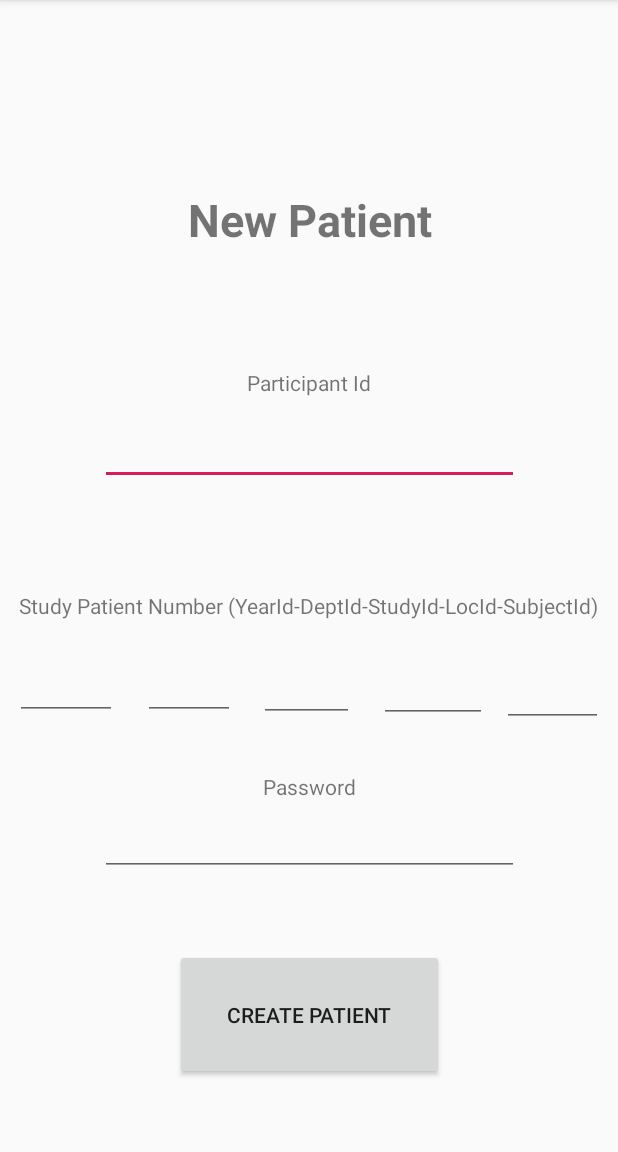
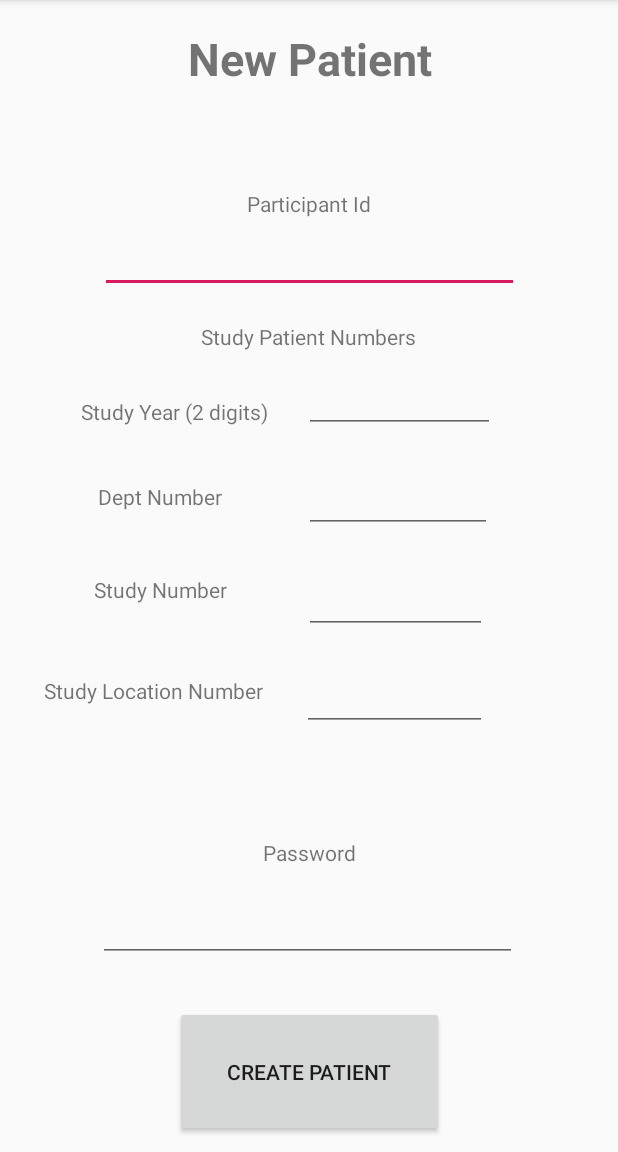
Before and after one commit to johnlrogers/eyeCup, an Android app: the AdminActivity screen opened directly, with no data from a screen before it, on a phone screen of 412 x 824 dp, the part 84-1236 px from its top. Run offline under Robolectric (Android 15) with nearby library versions, the phone set to English and light mode, and no system bars; 8 statements that could not run were skipped.

Commit message:
Rearranged and modified the "admin" activity

```diff
--- a/app/src/main/res/layout/activity_admin.xml
+++ b/app/src/main/res/layout/activity_admin.xml
@@ -1,9 +1,10 @@
 <?xml version="1.0" encoding="utf-8"?>
 <androidx.constraintlayout.widget.ConstraintLayout xmlns:android="http://schemas.android.com/apk/res/android"
     xmlns:app="http://schemas.android.com/apk/res-auto"
-    android:orientation="vertical"
+    xmlns:tools="http://schemas.android.com/tools"
     android:layout_width="match_parent"
-    android:layout_height="match_parent">
+    android:layout_height="match_parent"
+    android:orientation="vertical">
 
     <EditText
         android:id="@+id/tbxPatNumber"
@@ -16,21 +17,21 @@
         app:layout_constraintEnd_toEndOf="parent"
         app:layout_constraintStart_toStartOf="parent"
         app:layout_constraintTop_toTopOf="parent"
-        app:layout_constraintVertical_bias="0.908" />
+        app:layout_constraintVertical_bias="0.496" />
 
     <EditText
         android:id="@+id/tbxSPNYearId"
-        android:layout_width="68dp"
-        android:layout_height="51dp"
+        android:layout_width="127dp"
+        android:layout_height="45dp"
         android:layout_marginTop="12dp"
         android:ems="10"
         android:inputType="textPersonName"
         app:layout_constraintBottom_toBottomOf="parent"
         app:layout_constraintEnd_toEndOf="parent"
-        app:layout_constraintHorizontal_bias="0.029"
+        app:layout_constraintHorizontal_bias="0.711"
         app:layout_constraintStart_toStartOf="parent"
         app:layout_constraintTop_toBottomOf="@+id/tbxPatNumber"
-        app:layout_constraintVertical_bias="0.245" />
+        app:layout_constraintVertical_bias="0.07" />
 
     <EditText
         android:id="@+id/tbxPassword"
@@ -41,9 +42,10 @@
         android:inputType="textPersonName"
         app:layout_constraintBottom_toBottomOf="parent"
         app:layout_constraintEnd_toEndOf="parent"
+        app:layout_constraintHorizontal_bias="0.492"
         app:layout_constraintStart_toStartOf="parent"
         app:layout_constraintTop_toBottomOf="@+id/tbxSPNYearId"
-        app:layout_constraintVertical_bias="0.201" />
+        app:layout_constraintVertical_bias="0.7" />
 
     <TextView
         android:id="@+id/lblPatNumber"
@@ -60,13 +62,13 @@
         android:id="@+id/lblStudyPatNumber"
         android:layout_width="wrap_content"
         android:layout_height="wrap_content"
-        android:text="Study Patient Number (YearId-DeptId-StudyId-LocId-SubjectId)"
+        android:text="Study Patient Numbers"
         app:layout_constraintBottom_toTopOf="@+id/tbxSPNYearId"
         app:layout_constraintEnd_toEndOf="parent"
         app:layout_constraintHorizontal_bias="0.498"
         app:layout_constraintStart_toStartOf="parent"
         app:layout_constraintTop_toBottomOf="@+id/tbxPatNumber"
-        app:layout_constraintVertical_bias="0.818" />
+        app:layout_constraintVertical_bias="0.678" />
 
     <TextView
         android:id="@+id/lblPassword"
@@ -77,7 +79,7 @@
         app:layout_constraintEnd_toEndOf="parent"
         app:layout_constraintStart_toStartOf="parent"
         app:layout_constraintTop_toBottomOf="@+id/tbxSPNYearId"
-        app:layout_constraintVertical_bias="0.803" />
+        app:layout_constraintVertical_bias="0.925" />
 
     <Button
         android:id="@+id/btnSave"
@@ -88,7 +90,8 @@
         app:layout_constraintBottom_toBottomOf="parent"
         app:layout_constraintEnd_toEndOf="parent"
         app:layout_constraintStart_toStartOf="parent"
-        app:layout_constraintTop_toBottomOf="@+id/tbxPassword" />
+        app:layout_constraintTop_toBottomOf="@+id/tbxPassword"
+        app:layout_constraintVertical_bias="0.745" />
 
     <TextView
         android:id="@+id/lblPatient"
@@ -100,63 +103,97 @@
         android:textStyle="bold"
         app:layout_constraintBottom_toTopOf="@+id/lblPatNumber"
         app:layout_constraintEnd_toEndOf="parent"
-        app:layout_constraintHorizontal_bias="0.497"
+        app:layout_constraintHorizontal_bias="0.0"
         app:layout_constraintStart_toStartOf="parent"
         app:layout_constraintTop_toTopOf="parent"
-        app:layout_constraintVertical_bias="0.633" />
+        app:layout_constraintVertical_bias="0.106" />
 
     <EditText
         android:id="@+id/tbxSPNDeptId"
-        android:layout_width="61dp"
-        android:layout_height="52dp"
+        android:layout_width="125dp"
+        android:layout_height="51dp"
         android:ems="10"
         android:inputType="textPersonName"
-        app:layout_constraintBottom_toTopOf="@+id/lblPassword"
+        app:layout_constraintBottom_toBottomOf="parent"
         app:layout_constraintEnd_toEndOf="parent"
-        app:layout_constraintHorizontal_bias="0.063"
-        app:layout_constraintStart_toEndOf="@+id/tbxSPNYearId"
-        app:layout_constraintTop_toBottomOf="@+id/lblStudyPatNumber"
-        app:layout_constraintVertical_bias="0.294" />
+        app:layout_constraintHorizontal_bias="0.706"
+        app:layout_constraintStart_toStartOf="parent"
+        app:layout_constraintTop_toBottomOf="@+id/tbxSPNYearId"
+        app:layout_constraintVertical_bias="0.036" />
 
     <EditText
         android:id="@+id/tbxSPNStudyId"
-        android:layout_width="63dp"
+        android:layout_width="122dp"
         android:layout_height="53dp"
-        android:layout_marginStart="16dp"
-        android:layout_marginTop="12dp"
+        android:layout_marginTop="13dp"
         android:ems="10"
         android:inputType="textPersonName"
-        app:layout_constraintBottom_toTopOf="@+id/lblPassword"
+        app:layout_constraintBottom_toBottomOf="parent"
         app:layout_constraintEnd_toEndOf="parent"
-        app:layout_constraintHorizontal_bias="0.0"
-        app:layout_constraintStart_toEndOf="@+id/tbxSPNDeptId"
-        app:layout_constraintTop_toBottomOf="@+id/lblStudyPatNumber"
-        app:layout_constraintVertical_bias="0.078" />
+        app:layout_constraintHorizontal_bias="0.698"
+        app:layout_constraintStart_toStartOf="parent"
+        app:layout_constraintTop_toBottomOf="@+id/tbxSPNDeptId"
+        app:layout_constraintVertical_bias="0.002" />
 
     <EditText
         android:id="@+id/tbxSPNLocId"
-        android:layout_width="72dp"
-        android:layout_height="53dp"
+        android:layout_width="123dp"
+        android:layout_height="49dp"
         android:ems="10"
         android:inputType="textPersonName"
-        app:layout_constraintBottom_toTopOf="@+id/lblPassword"
+        app:layout_constraintBottom_toBottomOf="parent"
         app:layout_constraintEnd_toEndOf="parent"
-        app:layout_constraintHorizontal_bias="0.158"
-        app:layout_constraintStart_toEndOf="@+id/tbxSPNStudyId"
+        app:layout_constraintHorizontal_bias="0.697"
+        app:layout_constraintStart_toStartOf="parent"
+        app:layout_constraintTop_toBottomOf="@+id/tbxSPNStudyId"
+        app:layout_constraintVertical_bias="0.052" />
+
+    <TextView
+        android:id="@+id/lblYearId"
+        android:layout_width="wrap_content"
+        android:layout_height="wrap_content"
+        android:text="@string/admin_year_prompt"
+        app:layout_constraintBottom_toBottomOf="parent"
+        app:layout_constraintEnd_toStartOf="@+id/tbxSPNYearId"
+        app:layout_constraintHorizontal_bias="0.701"
+        app:layout_constraintStart_toStartOf="parent"
         app:layout_constraintTop_toBottomOf="@+id/lblStudyPatNumber"
-        app:layout_constraintVertical_bias="0.32" />
+        app:layout_constraintVertical_bias="0.059" />
 
-    <EditText
-        android:id="@+id/tbxSPNSubjectId"
-        android:layout_width="67dp"
-        android:layout_height="55dp"
-        android:layout_marginTop="16dp"
-        android:ems="10"
-        android:inputType="textPersonName"
-        app:layout_constraintBottom_toTopOf="@+id/lblPassword"
-        app:layout_constraintEnd_toEndOf="parent"
-        app:layout_constraintStart_toEndOf="@+id/tbxSPNLocId"
-        app:layout_constraintTop_toBottomOf="@+id/lblStudyPatNumber"
-        app:layout_constraintVertical_bias="0.0" />
+    <TextView
+        android:id="@+id/lblDeptId"
+        android:layout_width="102dp"
+        android:layout_height="24dp"
+        android:text="Dept Number"
+        app:layout_constraintBottom_toBottomOf="parent"
+        app:layout_constraintEnd_toStartOf="@+id/tbxSPNDeptId"
+        app:layout_constraintHorizontal_bias="0.647"
+        app:layout_constraintStart_toStartOf="parent"
+        app:layout_constraintTop_toBottomOf="@+id/lblYearId"
+        app:layout_constraintVertical_bias="0.081" />
+
+    <TextView
+        android:id="@+id/lblStudyId"
+        android:layout_width="106dp"
+        android:layout_height="28dp"
+        android:text="@string/admin_study_prompt"
+        app:layout_constraintBottom_toBottomOf="parent"
+        app:layout_constraintEnd_toStartOf="@+id/tbxSPNStudyId"
+        app:layout_constraintHorizontal_bias="0.647"
+        app:layout_constraintStart_toStartOf="parent"
+        app:layout_constraintTop_toBottomOf="@+id/lblYearId"
+        app:layout_constraintVertical_bias="0.218" />
+
+    <TextView
+        android:id="@+id/lblLocId"
+        android:layout_width="158dp"
+        android:layout_height="37dp"
+        android:text="@string/admin_location_prompt"
+        app:layout_constraintBottom_toBottomOf="parent"
+        app:layout_constraintEnd_toStartOf="@+id/tbxSPNStudyId"
+        app:layout_constraintHorizontal_bias="0.662"
+        app:layout_constraintStart_toStartOf="parent"
+        app:layout_constraintTop_toBottomOf="@+id/lblYearId"
+        app:layout_constraintVertical_bias="0.373" />
 
 </androidx.constraintlayout.widget.ConstraintLayout>
```
